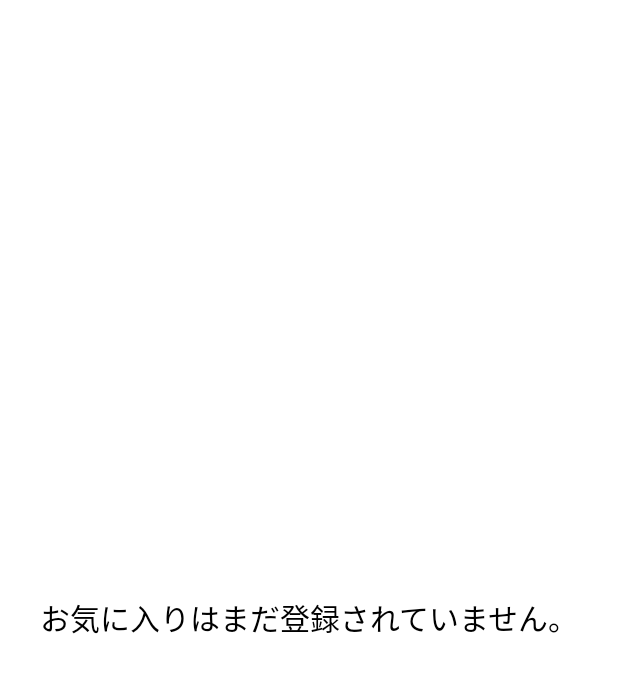
After one commit to yukinkomob/ApiApp, an Android app: the layout recycler_favorite_empty.xml on its own in the app's theme, with its tools: preview values and no code run, on a phone screen of 412 x 824 dp. The commit adds this screen. Shown: the top 673 px of the screen. Run offline under Robolectric (Android 15) with nearby library versions, the phone set to English and light mode, and no system bars.

Commit message:
[mod] お気に入りのレイアウトを追加

```diff
--- /dev/null
+++ b/app/src/main/res/layout/recycler_favorite_empty.xml
@@ -0,0 +1,22 @@
+<?xml version="1.0" encoding="utf-8"?>
+<androidx.constraintlayout.widget.ConstraintLayout xmlns:android="http://schemas.android.com/apk/res/android"
+    android:layout_width="match_parent"
+    android:layout_height="match_parent"
+    xmlns:app="http://schemas.android.com/apk/res-auto"
+    android:background="@android:color/white">
+
+    <TextView
+        android:layout_width="0dp"
+        android:layout_height="0dp"
+        android:layout_marginStart="16dp"
+        android:layout_marginEnd="16dp"
+        android:gravity="center"
+        android:text="@string/empty_favorite"
+        android:textColor="@android:color/black"
+        android:textSize="20sp"
+        app:layout_constraintBottom_toBottomOf="parent"
+        app:layout_constraintEnd_toEndOf="parent"
+        app:layout_constraintStart_toStartOf="parent"
+        app:layout_constraintTop_toTopOf="parent" />
+
+</androidx.constraintlayout.widget.ConstraintLayout>
--- a/app/src/main/res/values/strings.xml
+++ b/app/src/main/res/values/strings.xml
@@ -12,5 +12,5 @@
     <!-- Favorite関連 -->
     <string name="delete_favorite_dialog_title">お気に入りの削除</string>
     <string name="delete_favorite_dialog_message">お気に入りを削除しますか？</string>
-    <string name="empty_favorite">お気に入りはまだ削除されていません。</string>
+    <string name="empty_favorite">お気に入りはまだ登録されていません。</string>
 </resources>
```
Also changed, not shown: app/src/main/res/layout/fragment_favorite.xml (added, +23 -0 lines).
